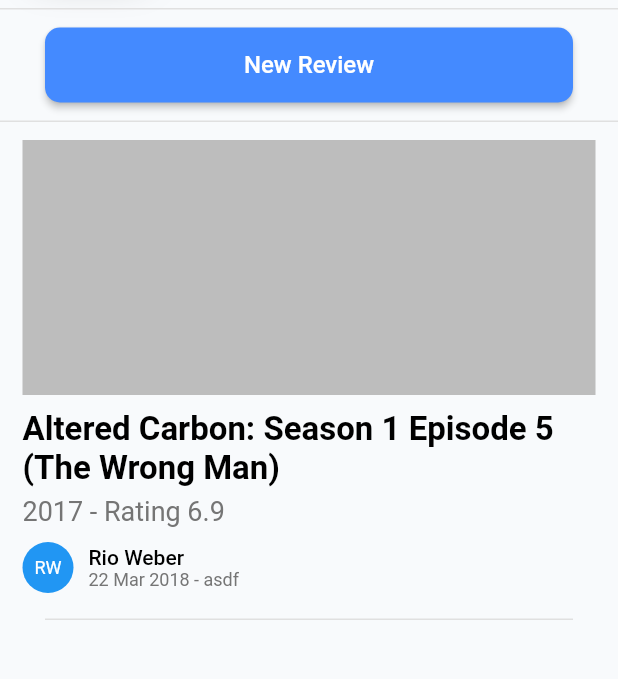
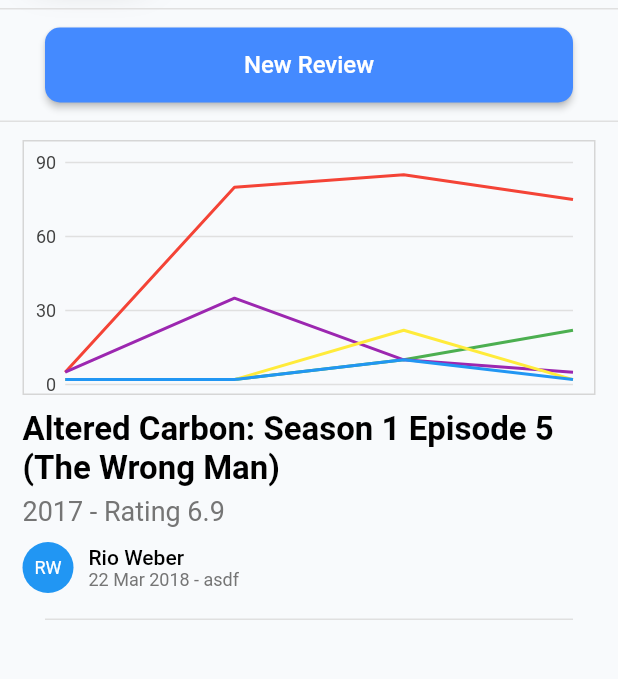
Before and after one commit to riodw/flutter.moviesliders, a Flutter app: the screen it shows once a user with an empty profile is signed in, on a phone screen of 412 x 824 dp, the part 244-923 px from its top. Run offline on Flutter 3.47's test engine with Material 2 defaults, Android fonts, the phone set to English and light mode, and no system bars; our stand-ins replace charts_flutter, firebase_analytics, firebase_auth, google_sign_in, shared_preferences; accounts and stored records are empty; Roboto replaces fonts that are missing (Hind).

Commit message:
Add graph to my_moviews_view grey box;;

```diff
--- a/lib/views/chart_view.dart
+++ b/lib/views/chart_view.dart
@@ -1,5 +1,4 @@
 import 'package:flutter/material.dart';
-// import 'package:flutter/cupertino.dart';
 // charts
 import 'package:flutter_moviesliders/widgets/chart_widget.dart';
 
--- a/lib/views/my_movies_view.dart
+++ b/lib/views/my_movies_view.dart
@@ -9,6 +9,8 @@
 import 'package:flutter_moviesliders/services/auth_service.dart';
 import 'package:flutter_moviesliders/models/models.dart';
 import 'package:flutter_moviesliders/services/services.dart';
+// charts
+import 'package:flutter_moviesliders/widgets/chart_widget.dart';
 
 class MyMoviesView extends StatefulWidget {
   MyMoviesView({Key key}) : super(key: key);
@@ -191,8 +193,20 @@
                     children: <Widget>[
                       Container(
                         margin: EdgeInsets.only(bottom: 10.0),
-                        color: Colors.grey[400],
+                        decoration: BoxDecoration(
+                          border: Border(
+                            top: BorderSide(width: 1, color: Colors.grey[350]),
+                            left: BorderSide(width: 1, color: Colors.grey[350]),
+                            right:
+                                BorderSide(width: 1, color: Colors.grey[350]),
+                            bottom:
+                                BorderSide(width: 1, color: Colors.grey[350]),
+                          ),
+                          // color: Color(0xFFBFBFBF),
+                        ),
                         height: 170.0,
+                        child: NumericComboLinePointChart.withSampleData(
+                            animate: false),
                       ),
                       Text(
                         'Altered Carbon: Season 1 Episode 5 (The Wrong Man)',
@@ -245,7 +259,7 @@
               onTap: () {
                 Navigator.pushNamed(context, '/movie_review');
               },
-            )
+            ),
           ],
         ),
       ])),
```
